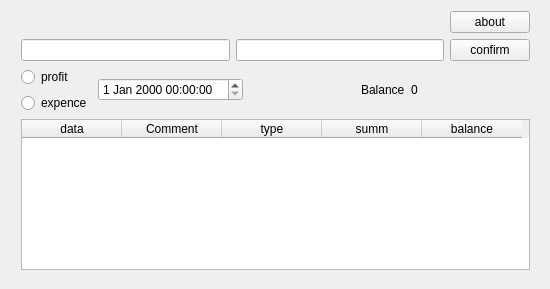
The window that widget.ui (SnipeStudio/SnipeStudio_Budjet_manager) describes before a commit, drawn with Qt 5.
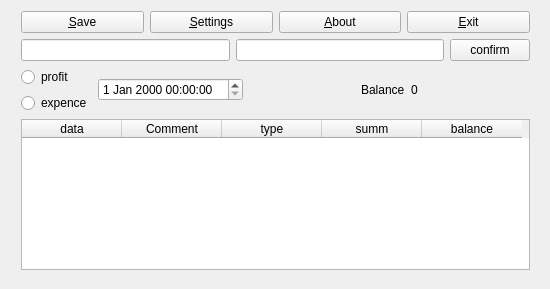
The same window after the commit.

The edit to the form file:
```diff
--- a/widget.ui
+++ b/widget.ui
@@ -41,22 +41,30 @@
     <item>
      <layout class="QHBoxLayout" name="horizontalLayout_3">
       <item>
-       <spacer name="horizontalSpacer_3">
-        <property name="orientation">
-         <enum>Qt::Horizontal</enum>
+       <widget class="QPushButton" name="save">
+        <property name="text">
+         <string>&amp;Save</string>
         </property>
-        <property name="sizeHint" stdset="0">
-         <size>
-          <width>40</width>
-          <height>20</height>
-         </size>
+       </widget>
+      </item>
+      <item>
+       <widget class="QPushButton" name="settings">
+        <property name="text">
+         <string>&amp;Settings</string>
         </property>
-       </spacer>
+       </widget>
       </item>
       <item>
        <widget class="QPushButton" name="about">
         <property name="text">
-         <string>about</string>
+         <string>&amp;About</string>
+        </property>
+       </widget>
+      </item>
+      <item>
+       <widget class="QPushButton" name="exit">
+        <property name="text">
+         <string>&amp;Exit</string>
         </property>
        </widget>
       </item>
```
Left out of the diff: 19 changed lines with no effect on the pictures.
